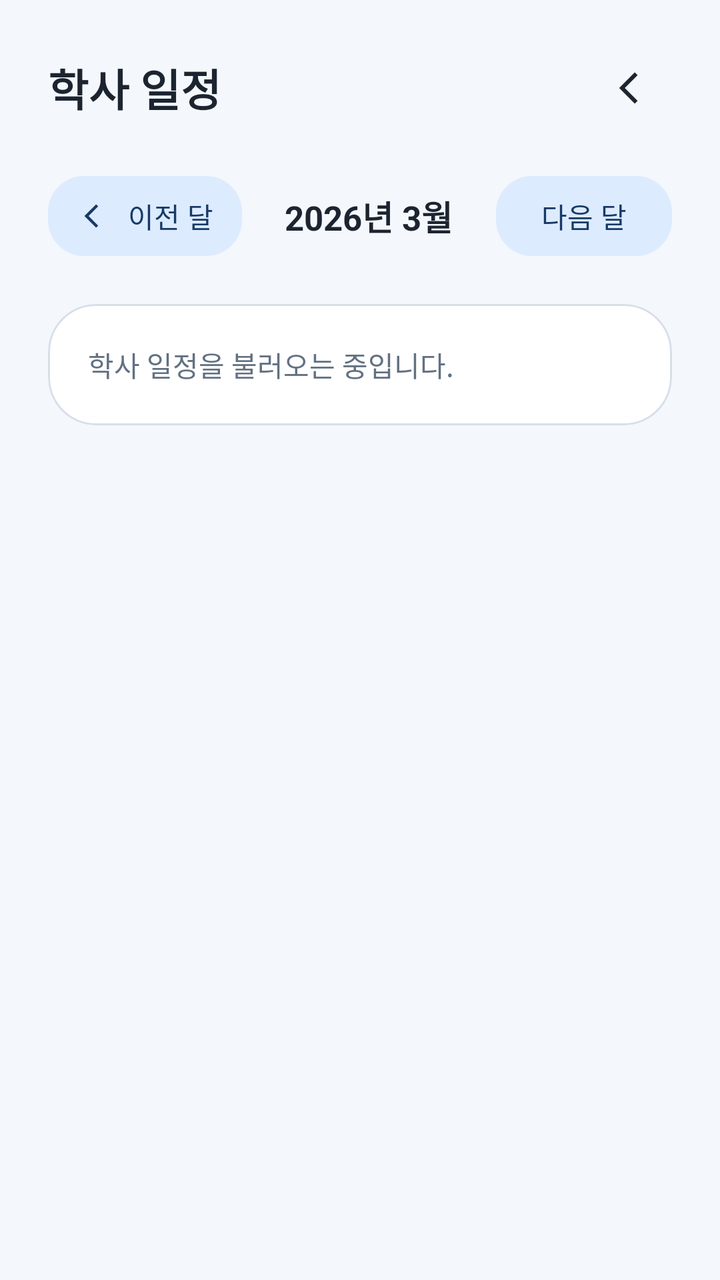
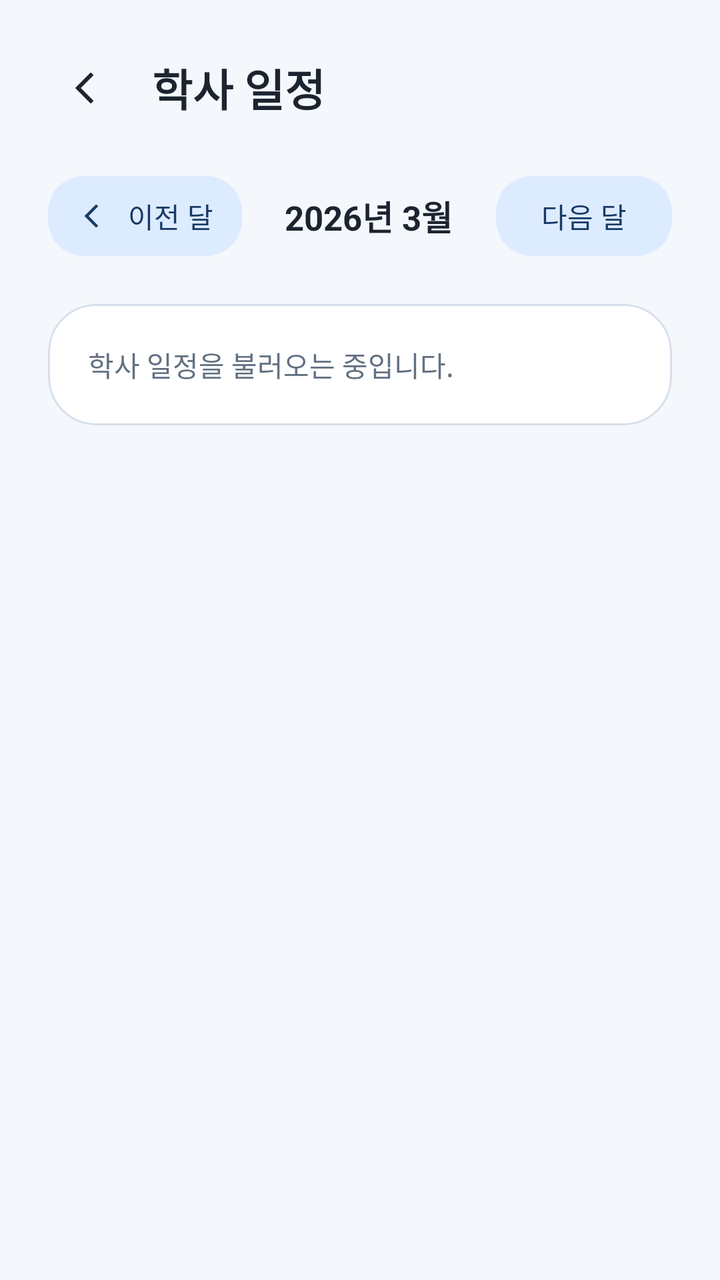

The first picture is an Android layout as it rendered before a commit; the second is the same layout after the commit. The layout source and the unified diff follow.
<!-- AndroidManifest.xml: application theme Theme.MisSchoolApp -->
<!-- res/layout/activity_schedule.xml -->
<?xml version="1.0" encoding="utf-8"?>
<layout xmlns:android="http://schemas.android.com/apk/res/android"
    xmlns:app="http://schemas.android.com/apk/res-auto">

<ScrollView
    android:layout_width="match_parent"
    android:layout_height="match_parent"
    android:background="@color/bg_page"
    android:clipToPadding="false"
    android:fillViewport="true">

    <LinearLayout
        android:layout_width="match_parent"
        android:layout_height="wrap_content"
        android:orientation="vertical"
        android:padding="24dp">

        <LinearLayout
            android:layout_width="match_parent"
            android:layout_height="wrap_content"
            android:gravity="center_vertical"
            android:orientation="horizontal">

            <TextView
                android:layout_width="0dp"
                android:layout_height="wrap_content"
                android:layout_marginEnd="16dp"
                android:layout_weight="1"
                android:text="@string/home_schedule_title"
                android:textColor="@color/text_primary"
                android:textSize="@dimen/text_page_title"
                android:textStyle="bold" />

            <ImageButton
                android:id="@+id/scheduleBackButton"
                android:layout_width="40dp"
                android:layout_height="40dp"
                android:background="@android:color/transparent"
                android:contentDescription="@string/settings_back"
                android:padding="8dp"
                android:src="@drawable/ic_back_simple" />
        </LinearLayout>

        <LinearLayout
            android:layout_width="match_parent"
            android:layout_height="wrap_content"
            android:layout_marginTop="20dp"
            android:gravity="center_vertical"
            android:orientation="horizontal">

            <com.google.android.material.button.MaterialButton
                android:id="@+id/previousMonthButton"
                android:layout_width="wrap_content"
                android:layout_height="wrap_content"
                android:paddingHorizontal="14dp"
                android:paddingVertical="8dp"
                android:text="@string/schedule_previous_month"
                android:textColor="@color/text_accent"
                app:backgroundTint="@color/brand_blue_soft"
                app:cornerRadius="18dp"
                app:icon="@drawable/ic_back_simple"
                app:iconTint="@color/text_accent"
                app:strokeWidth="0dp" />

            <TextView
                android:id="@+id/scheduleMonthTitleText"
                android:layout_width="0dp"
                android:layout_height="wrap_content"
                android:layout_marginHorizontal="12dp"
                android:layout_weight="1"
                android:gravity="center"
                android:text="@string/schedule_month_placeholder"
                android:textColor="@color/text_primary"
                android:textSize="@dimen/text_section_title"
                android:textStyle="bold" />

            <com.google.android.material.button.MaterialButton
                android:id="@+id/nextMonthButton"
                android:layout_width="wrap_content"
                android:layout_height="wrap_content"
                android:paddingHorizontal="14dp"
                android:paddingVertical="8dp"
                android:text="@string/schedule_next_month"
                android:textColor="@color/text_accent"
                app:backgroundTint="@color/brand_blue_soft"
                app:cornerRadius="18dp"
                app:iconGravity="textEnd"
                app:iconPadding="6dp"
                app:strokeWidth="0dp" />
        </LinearLayout>

        <com.google.android.material.card.MaterialCardView
            android:layout_width="match_parent"
            android:layout_height="wrap_content"
            android:layout_marginTop="20dp"
            app:cardBackgroundColor="@color/surface_card"
            app:cardCornerRadius="24dp"
            app:cardElevation="0dp"
            app:strokeColor="@color/divider_soft"
            app:strokeWidth="1dp">

            <TextView
                android:id="@+id/scheduleListText"
                android:layout_width="match_parent"
                android:layout_height="wrap_content"
                android:lineSpacingExtra="5dp"
                android:padding="20dp"
                android:text="@string/schedule_loading"
                android:textColor="@color/text_secondary"
                android:textSize="@dimen/text_body" />
        </com.google.android.material.card.MaterialCardView>

    </LinearLayout>

</ScrollView>

</layout>
<!-- resources referenced by this layout -->
<resources>
  <color name="bg_page">#F4F7FB</color>
  <color name="brand_blue_soft">#DDEBFF</color>
  <color name="divider_soft">#D6DFEA</color>
  <color name="surface_card">#FFFFFFFF</color>
  <color name="text_accent">#173B66</color>
  <color name="text_primary">#1C2430</color>
  <color name="text_secondary">#627182</color>
  <dimen name="text_body">14sp</dimen>
  <dimen name="text_page_title">22sp</dimen>
  <dimen name="text_section_title">17sp</dimen>
  <!-- drawable ic_back_simple (drawable) -->
  <?xml version="1.0" encoding="utf-8"?>
  <vector xmlns:android="http://schemas.android.com/apk/res/android"
      android:width="24dp"
      android:height="24dp"
      android:viewportWidth="24"
      android:viewportHeight="24">
  
      <path
          android:fillColor="@color/text_primary"
          android:pathData="M14.8,5.6L8.4,12l6.4,6.4l-1.4,1.4L5.6,12l7.8,-7.8z" />
  </vector>
  <string name="home_schedule_title">학사 일정</string>
  <string name="schedule_loading">학사 일정을 불러오는 중입니다.</string>
  <string name="schedule_month_placeholder">2026년 3월</string>
  <string name="schedule_next_month">다음 달</string>
  <string name="schedule_previous_month">이전 달</string>
  <string name="settings_back">뒤로 가기</string>
  <style name="Theme.MisSchoolApp" parent="Base.Theme.MisSchoolApp" />
  <style name="Base.Theme.MisSchoolApp" parent="Theme.Material3.DayNight.NoActionBar">
          <item name="android:statusBarColor">@color/bg_page</item>
          <item name="android:windowLightStatusBar">true</item>
      </style>
</resources>

<!-- the commit's change to res/layout/activity_schedule.xml (unified diff, before → after) -->
@@ -21,16 +21,6 @@
             android:gravity="center_vertical"
             android:orientation="horizontal">
 
-            <TextView
-                android:layout_width="0dp"
-                android:layout_height="wrap_content"
-                android:layout_marginEnd="16dp"
-                android:layout_weight="1"
-                android:text="@string/home_schedule_title"
-                android:textColor="@color/text_primary"
-                android:textSize="@dimen/text_page_title"
-                android:textStyle="bold" />
-
             <ImageButton
                 android:id="@+id/scheduleBackButton"
                 android:layout_width="40dp"
@@ -39,6 +29,16 @@
                 android:contentDescription="@string/settings_back"
                 android:padding="8dp"
                 android:src="@drawable/ic_back_simple" />
+
+            <TextView
+                android:layout_width="0dp"
+                android:layout_height="wrap_content"
+                android:layout_marginStart="12dp"
+                android:layout_weight="1"
+                android:text="@string/home_schedule_title"
+                android:textColor="@color/text_primary"
+                android:textSize="@dimen/text_page_title"
+                android:textStyle="bold" />
         </LinearLayout>
 
         <LinearLayout
